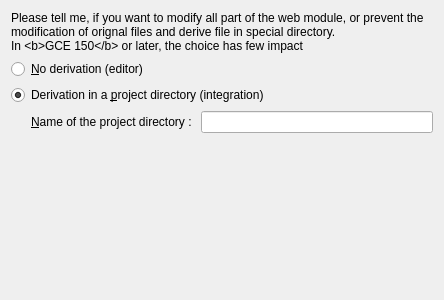
Above: plugins/generix/projectproperty/wizard/newgenerixderivation1page.ui from phoenix741/xinx before the change. Below: the same form after it.
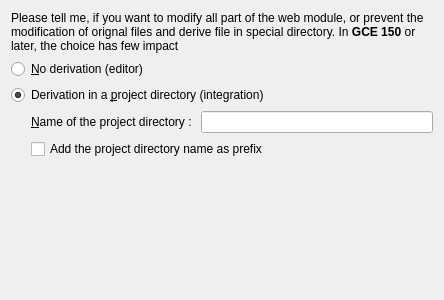
That is the form after the change.

The edit to the form file:
```diff
--- a/plugins/generix/projectproperty/wizard/newgenerixderivation1page.ui
+++ b/plugins/generix/projectproperty/wizard/newgenerixderivation1page.ui
@@ -26,6 +26,9 @@
       <string>Please tell me, if you want to modify all part of the web module, or prevent the modification of orignal files and derive file in special directory.
 In &lt;b&gt;GCE 150&lt;/b&gt; or later, the choice has few impact</string>
      </property>
+     <property name="textFormat">
+      <enum>Qt::RichText</enum>
+     </property>
      <property name="wordWrap">
       <bool>true</bool>
      </property>
@@ -67,6 +70,8 @@
       </spacer>
      </item>
      <item>
+      <layout class="QGridLayout" name="gridLayout">
+       <item row="0" column="0">
       <widget class="QLabel" name="label">
        <property name="text">
         <string>&amp;Name of the project directory : </string>
@@ -76,8 +81,17 @@
        </property>
       </widget>
      </item>
-     <item>
+       <item row="0" column="1">
       <widget class="QLineEdit" name="m_projectPathEdit"/>
+       </item>
+       <item row="1" column="0" colspan="2">
+        <widget class="QCheckBox" name="m_projectDirectoryAsPrefix">
+         <property name="text">
+          <string>Add the project directory name as prefix</string>
+         </property>
+        </widget>
+       </item>
+      </layout>
      </item>
     </layout>
    </item>
```
Lines whose indentation alone changed are shown as unchanged.
